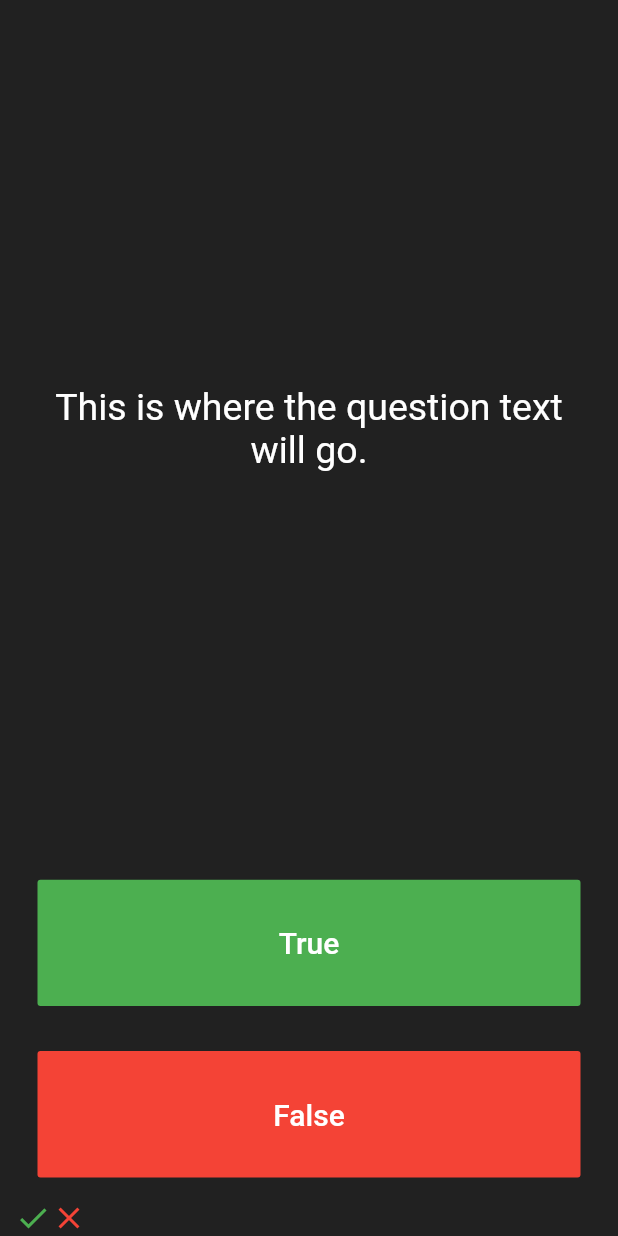
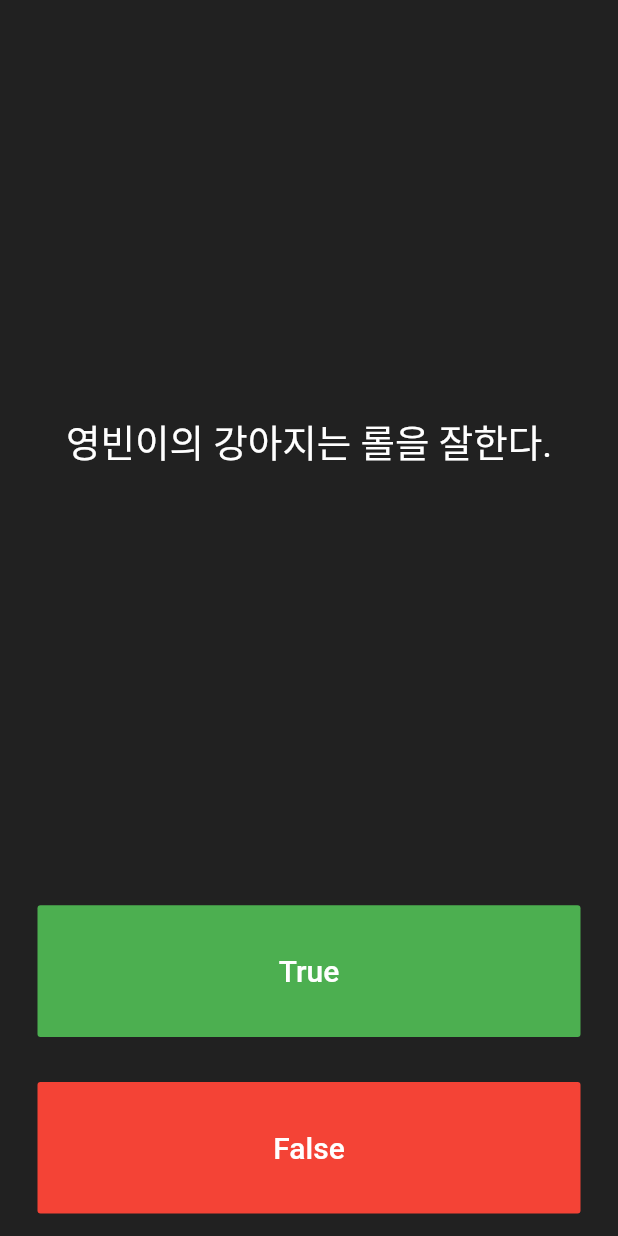
Before and after one commit to dart-bird/programingLearn, a Flutter app: the screen it shows after launch, after a tap on "True", after a tap on "False", on a phone screen of 412 x 824 dp. Run offline on Flutter 3.47's test engine with Material 2 defaults, Android fonts, the phone set to English and light mode, and no system bars; our stand-ins replace audioplayers.

Commit message:
Update main.dart include classes intod list

```diff
--- a/Flutter/quizzler-flutter/lib/main.dart
+++ b/Flutter/quizzler-flutter/lib/main.dart
@@ -1,4 +1,5 @@
 import 'package:flutter/material.dart';
+import 'question.dart';
 
 void main() => runApp(Quizzler());
 
@@ -25,7 +26,17 @@ class QuizPage extends StatefulWidget {
 }
 
 class _QuizPageState extends State<QuizPage> {
+  int questionsCnt = 0;
   List<Icon> scoreKeeper = [];
+
+  List<Question> questionBank = [
+    Question(q: '진웅이는 롤을 잘한다.', a: true),
+    Question(q: '영빈이는 롤을 아주 잘한다.', a: true),
+    Question(q: '영빈이의 강아지는 롤을 잘한다.', a: true),
+  ];
+
+  int questionNumber = 0;
+
   @override
   Widget build(BuildContext context) {
     return Column(
@@ -38,7 +49,7 @@ class _QuizPageState extends State<QuizPage> {
             padding: EdgeInsets.all(10.0),
             child: Center(
               child: Text(
-                'This is where the question text will go.',
+                questionBank[questionNumber].questionText,
                 textAlign: TextAlign.center,
                 style: TextStyle(
                   fontSize: 25.0,
@@ -63,14 +74,17 @@ class _QuizPageState extends State<QuizPage> {
               ),
               onPressed: () {
                 //The user picked true.
+                bool correctAnswer =
+                    questionBank[questionNumber].questionAnswer;
+                if (correctAnswer == true) {
+                  print('user got it right!');
+                } else {
+                  print('user got it wrong');
+                }
                 setState(() {
-                  scoreKeeper.add(
-                    Icon(
-                      Icons.check,
-                      color: Colors.green,
-                    ),
-                  );
+                  questionNumber++;
                 });
+                print(questionNumber);
               },
             ),
           ),
@@ -89,14 +103,17 @@ class _QuizPageState extends State<QuizPage> {
               ),
               onPressed: () {
                 //The user picked false.
+                bool correctAnswer =
+                    questionBank[questionNumber].questionAnswer;
+                if (correctAnswer == false) {
+                  print('user got it right!');
+                } else {
+                  print('user got it wrong');
+                }
                 setState(() {
-                  scoreKeeper.add(
-                    Icon(
-                      Icons.close,
-                      color: Colors.red,
-                    ),
-                  );
+                  questionNumber++;
                 });
+                print(questionNumber);
               },
             ),
           ),
```
